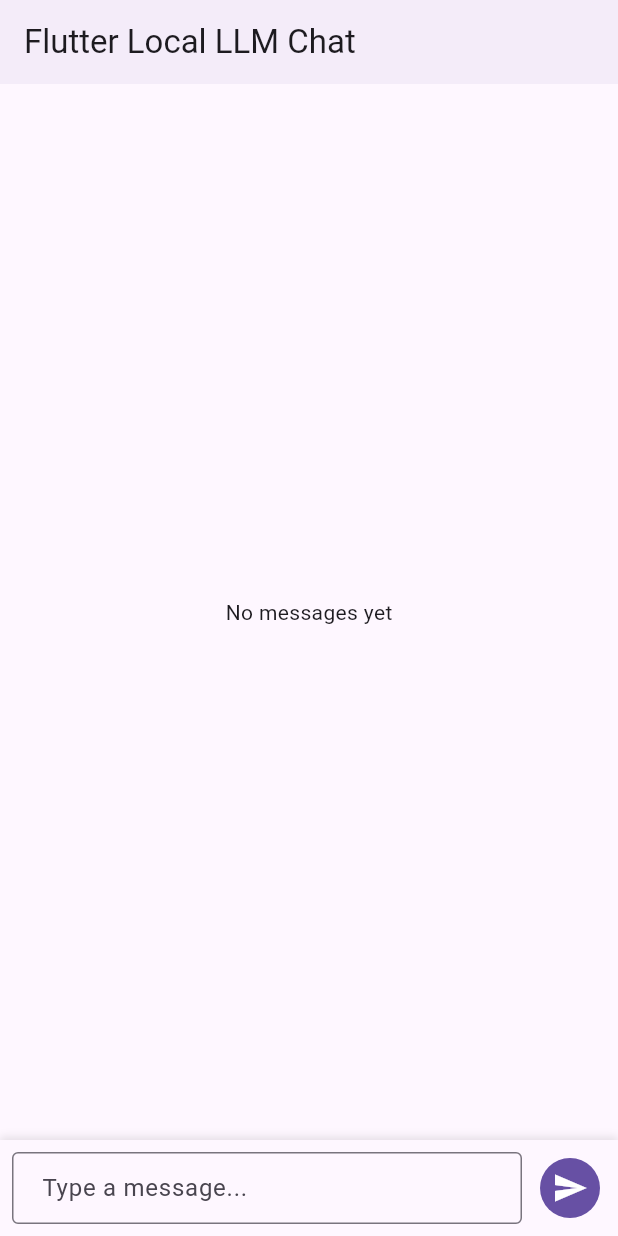
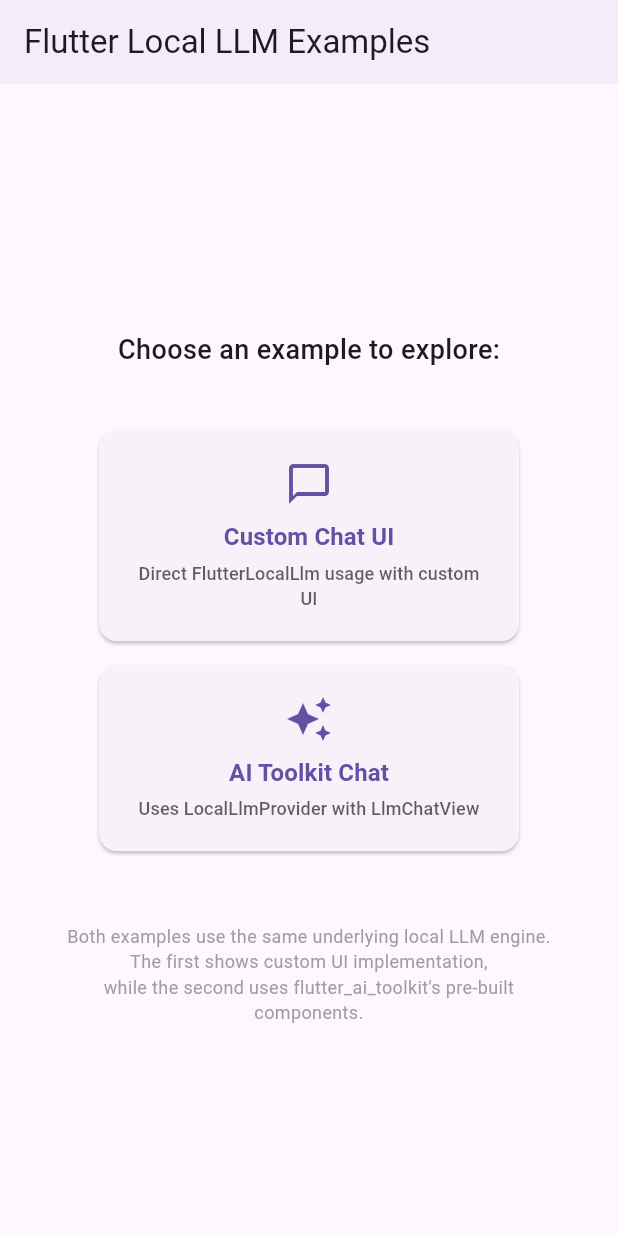
Before and after one commit to Jeidoban/flutter_local_llm, a Flutter app: the screen it shows after launch, on a phone screen of 412 x 824 dp. Run offline on Flutter 3.47's test engine with Material 3 defaults, Android fonts, the phone set to English and light mode, and no system bars; our stand-ins replace plugin_platform_interface, web; missing offline and left inert: flutter_ai_toolkit, llama_cpp_dart.

Commit message:
Adds provider

````diff
--- a/example/lib/main.dart
+++ b/example/lib/main.dart
@@ -1,5 +1,6 @@
 import 'package:flutter/material.dart';
 import 'chat_screen.dart';
+import 'ai_toolkit_chat_screen.dart';
 
 void main() {
   runApp(const MyApp());
@@ -16,7 +17,116 @@
         primarySwatch: Colors.blue,
         useMaterial3: true,
       ),
-      home: const ChatScreen(),
+      home: const HomeScreen(),
     );
   }
 }
+
+class HomeScreen extends StatelessWidget {
+  const HomeScreen({super.key});
+
+  @override
+  Widget build(BuildContext context) {
+    return Scaffold(
+      appBar: AppBar(
+        title: const Text('Flutter Local LLM Examples'),
+        elevation: 2,
+      ),
+      body: Center(
+        child: Column(
+          mainAxisAlignment: MainAxisAlignment.center,
+          children: [
+            const Padding(
+              padding: EdgeInsets.all(24),
+              child: Text(
+                'Choose an example to explore:',
+                style: TextStyle(fontSize: 18, fontWeight: FontWeight.w500),
+              ),
+            ),
+            const SizedBox(height: 16),
+            _ExampleButton(
+              icon: Icons.chat_bubble_outline,
+              label: 'Custom Chat UI',
+              description: 'Direct FlutterLocalLlm usage with custom UI',
+              onPressed: () => Navigator.push(
+                context,
+                MaterialPageRoute(builder: (_) => const ChatScreen()),
+              ),
+            ),
+            const SizedBox(height: 16),
+            _ExampleButton(
+              icon: Icons.auto_awesome,
+              label: 'AI Toolkit Chat',
+              description: 'Uses LocalLlmProvider with LlmChatView',
+              onPressed: () => Navigator.push(
+                context,
+                MaterialPageRoute(builder: (_) => const AiToolkitChatScreen()),
+              ),
+            ),
+            const SizedBox(height: 48),
+            const Padding(
+              padding: EdgeInsets.symmetric(horizontal: 32),
+              child: Text(
+                'Both examples use the same underlying local LLM engine.\n'
+                'The first shows custom UI implementation,\n'
+                'while the second uses flutter_ai_toolkit\'s pre-built components.',
+                textAlign: TextAlign.center,
+                style: TextStyle(fontSize: 12, color: Colors.grey),
+              ),
+            ),
+          ],
+        ),
+      ),
+    );
+  }
+}
+
+class _ExampleButton extends StatelessWidget {
+  final IconData icon;
+  final String label;
+  final String description;
+  final VoidCallback onPressed;
+
+  const _ExampleButton({
+    required this.icon,
+    required this.label,
+    required this.description,
+    required this.onPressed,
+  });
+
+  @override
+  Widget build(BuildContext context) {
+    return SizedBox(
+      width: 280,
+      child: ElevatedButton(
+        onPressed: onPressed,
+        style: ElevatedButton.styleFrom(
+          padding: const EdgeInsets.all(20),
+          shape: RoundedRectangleBorder(
+            borderRadius: BorderRadius.circular(12),
+          ),
+        ),
+        child: Column(
+          mainAxisSize: MainAxisSize.min,
+          children: [
+            Icon(icon, size: 32),
+            const SizedBox(height: 8),
+            Text(
+              label,
+              style: const TextStyle(fontSize: 16, fontWeight: FontWeight.bold),
+            ),
+            const SizedBox(height: 4),
+            Text(
+              description,
+              textAlign: TextAlign.center,
+              style: TextStyle(
+                fontSize: 12,
+                color: Theme.of(context).colorScheme.onSurface.withValues(alpha: 0.7),
+              ),
+            ),
+          ],
+        ),
+      ),
+    );
+  }
+}
--- a/example/pubspec.yaml
+++ b/example/pubspec.yaml
@@ -29,6 +29,7 @@
   # Use with the CupertinoIcons class for iOS style icons.
   cupertino_icons: ^1.0.8
   llama_cpp_dart: ^0.2.2
+  flutter_ai_toolkit: ^1.0.0
 
 dev_dependencies:
   integration_test:
--- a/lib/flutter_local_llm.dart
+++ b/lib/flutter_local_llm.dart
@@ -1,5 +1,6 @@
 // Public API exports
 export 'src/flutter_local_llm_base.dart';
+export 'src/local_llm_provider.dart';
 export 'src/models.dart';
 
 // Re-export useful types from llama_cpp_dart that users might need
--- a/lib/src/flutter_local_llm_base.dart
+++ b/lib/src/flutter_local_llm_base.dart
@@ -72,7 +72,6 @@
     double topP = 0.95,
     double minP = 0.05,
     double penaltyRepeat = 1.1,
-    int keepRecentPairs = 2,
   }) async {
     if (kDebugMode) {
       print('[FlutterLocalLlm.init] Starting initialization...');
@@ -92,7 +91,6 @@
       topP: topP,
       minP: minP,
       penaltyRepeat: penaltyRepeat,
-      keepRecentPairs: keepRecentPairs,
     );
 
     if (kDebugMode) {
@@ -156,9 +154,7 @@
     final requestId = _nextRequestId++;
 
     // Send command to isolate
-    _isolate.sendCommand(
-      GetRemainingContextCommand(requestId: requestId),
-    );
+    _isolate.sendCommand(GetRemainingContextCommand(requestId: requestId));
 
     // Wait for response
     await for (final response in _isolate.responseStream) {
@@ -291,7 +287,9 @@
     final estimatedTokensNeeded = (messagesToSend.length / 4).ceil() + 500;
 
     if (kDebugMode) {
-      print('[FlutterLocalLlm] Remaining context: $remaining, estimated needed: $estimatedTokensNeeded');
+      print(
+        '[FlutterLocalLlm] Remaining context: $remaining, estimated needed: $estimatedTokensNeeded',
+      );
     }
 
     // If we're running low on space, trim the history
@@ -423,7 +421,9 @@
     }
 
     if (kDebugMode) {
-      print('[FlutterLocalLlm] Trimmed to ${chatHistory.messages.length} messages');
+      print(
+        '[FlutterLocalLlm] Trimmed to ${chatHistory.messages.length} messages',
+      );
     }
   }
 
--- /dev/null
+++ b/lib/src/local_llm_provider.dart
@@ -0,0 +1,310 @@
+import 'dart:async';
+import 'package:flutter/foundation.dart';
+import 'package:flutter_ai_toolkit/flutter_ai_toolkit.dart';
+import 'package:llama_cpp_dart/llama_cpp_dart.dart';
+import 'flutter_local_llm_base.dart';
+
+/// A custom LlmProvider implementation that wraps FlutterLocalLlm
+/// to work with flutter_ai_toolkit's LlmChatView and other widgets.
+///
+/// This provider manages the conversion between flutter_ai_toolkit's
+/// ChatMessage format and llama_cpp_dart's Message format, while
+/// maintaining chat history and handling streaming responses.
+///
+/// Example usage:
+/// ```dart
+/// // Initialize FlutterLocalLlm first
+/// final llm = await FlutterLocalLlm.init(
+///   model: LLMModel.gemma3nE2B,
+///   systemPrompt: 'You are a helpful assistant.',
+///   contextSize: 16000,
+///   onDownloadProgress: (progress) {
+///     print('Downloading: ${(progress * 100).toStringAsFixed(1)}%');
+///   },
+/// );
+///
+/// // Create provider with the initialized LLM
+/// final provider = LocalLlmProvider(llm: llm);
+///
+/// // Use with LlmChatView
+/// LlmChatView(provider: provider)
+/// ```
+class LocalLlmProvider extends LlmProvider with ChangeNotifier {
+  final FlutterLocalLlm _llm;
+  final List<ChatMessage> _chatHistory = [];
+  bool _disposed = false;
+
+  /// Creates a LocalLlmProvider wrapping a FlutterLocalLlm instance
+  ///
+  /// The FlutterLocalLlm instance must be initialized before passing it here.
+  ///
+  /// Optionally provide [initialHistory] to restore a previous conversation.
+  ///
+  /// Example:
+  /// ```dart
+  /// final llm = await FlutterLocalLlm.init(
+  ///   model: LLMModel.gemma3nE2B,
+  ///   systemPrompt: 'You are helpful.',
+  /// );
+  /// final provider = LocalLlmProvider(llm: llm);
+  /// ```
+  LocalLlmProvider({
+    required FlutterLocalLlm llm,
+    Iterable<ChatMessage>? initialHistory,
+  }) : _llm = llm {
+    if (initialHistory != null) {
+      _chatHistory.addAll(initialHistory);
+    }
+  }
+
+  /// Generate a response from a prompt without affecting chat history
+  ///
+  /// This is a stateless operation - it doesn't add messages to the
+  /// internal chat history. The response is generated in the context
+  /// of the provided prompt only.
+  ///
+  /// Attachments are converted to text annotations and appended to the prompt.
+  @override
+  Stream<String> generateStream(
+    String prompt, {
+    Iterable<Attachment> attachments = const [],
+  }) async* {
+    _checkDisposed();
+
+    if (kDebugMode) {
+      print('[LocalLlmProvider] generateStream called');
+    }
+
+    // Save current history
+    final savedHistory = ChatHistory();
+    for (final msg in _llm.chatHistory.messages) {
+      savedHistory.addMessage(role: msg.role, content: msg.content);
+    }
+
+    try {
+      // Clear history temporarily
+      _llm.clearHistory();
+
+      // Create temp history with just this prompt
+      final tempHistory = ChatHistory();
+      final fullPrompt = prompt + _attachmentsToText(attachments);
+      tempHistory.addMessage(role: Role.user, content: fullPrompt);
+
+      // Generate response
+      await for (final token in _llm.sendMessageWithHistory(tempHistory)) {
+        yield token;
+      }
+    } finally {
+      // Restore original history
+      _llm.chatHistory.messages.clear();
+      for (final msg in savedHistory.messages) {
+        _llm.chatHistory.addMessage(role: msg.role, content: msg.content);
+      }
+    }
+  }
+
+  /// Send a message and get streaming response, adding to chat history
+  ///
+  /// This is a stateful operation - it adds both the user message and the
+  /// assistant's response to the internal chat history.
+  ///
+  /// Attachments are converted to text annotations and appended to the prompt.
+  @override
+  Stream<String> sendMessageStream(
+    String prompt, {
+    Iterable<Attachment> attachments = const [],
+  }) async* {
+    _checkDisposed();
+
+    if (kDebugMode) {
+      print('[LocalLlmProvider] sendMessageStream called');
+    }
+
+    // Create full prompt with attachments
+    final fullPrompt = prompt + _attachmentsToText(attachments);
+
+    // Create user message and add to history
+    final userMessage = ChatMessage.user(fullPrompt, attachments.toList());
+    _chatHistory.add(userMessage);
+
+    // Create empty LLM message
+    final llmMessage = ChatMessage.llm();
+    _chatHistory.add(llmMessage);
+
+    try {
+      // Send message and stream tokens
+      final buffer = StringBuffer();
+      await for (final token in _llm.sendMessage(fullPrompt, role: Role.user)) {
+        buffer.write(token);
+        llmMessage.append(token);
+        yield token;
+      }
+
+      // Notify listeners after completion
+      notifyListeners();
+
+      if (kDebugMode) {
+        print(
+          '[LocalLlmProvider] Message complete, history size: ${_chatHistory.length}',
+        );
+      }
+    } catch (e) {
+      if (kDebugMode) {
+        print('[LocalLlmProvider] Error in sendMessageStream: $e');
+      }
+
+      // Remove incomplete messages from history on error
+      if (_chatHistory.isNotEmpty && _chatHistory.last == llmMessage) {
+        _chatHistory.removeLast();
+      }
+      if (_chatHistory.isNotEmpty && _chatHistory.last == userMessage) {
+        _chatHistory.removeLast();
+      }
+
+      rethrow;
+    }
+  }
+
+  /// Get the current chat history as an iterable of ChatMessage objects
+  ///
+  /// This converts the underlying FlutterLocalLlm history to ChatMessage format.
+  /// System messages are filtered out as they're not typically displayed in the UI.
+  @override
+  Iterable<ChatMessage> get history {
+    _checkDisposed();
+
+    // Return the internal chat history
+    // We maintain our own history to avoid conversion overhead
+    return _chatHistory;
+  }
+
+  /// Set the chat history
+  ///
+  /// This replaces the current chat history with the provided messages
+  /// and syncs them to the underlying FlutterLocalLlm instance.
+  ///
+  /// System prompts are preserved during the sync.
+  @override
+  set history(Iterable<ChatMessage> messages) {
+    _checkDisposed();
+
+    if (kDebugMode) {
+      print('[LocalLlmProvider] Setting history with ${messages.length} messages');
+    }
+
+    // Clear and update internal history
+    _chatHistory.clear();
+    _chatHistory.addAll(messages);
+
+    // Sync to underlying LLM
+    _syncHistoryToLlm();
+
+    // Notify listeners
+    notifyListeners();
+  }
+
+  /// Clear all chat history
+  ///
+  /// This removes all messages from the chat history while preserving
+  /// the system prompt. The underlying FlutterLocalLlm context is also cleared.
+  void clearHistory() {
+    _checkDisposed();
+
+    if (kDebugMode) {
+      print('[LocalLlmProvider] Clearing history');
+    }
+
+    _chatHistory.clear();
+    _llm.clearHistory();
+    notifyListeners();
+  }
+
+  /// Convert a flutter_ai_toolkit ChatMessage to llama_cpp_dart Message
+  Message _chatToMessage(ChatMessage msg) {
+    final role = msg.origin.isUser ? Role.user : Role.assistant;
+    return Message(role: role, content: msg.text ?? '');
+  }
+
+  /// Convert attachments to text annotations
+  ///
+  /// Since the current implementation doesn't support multimodal input,
+  /// this converts attachments to text descriptions that are appended
+  /// to the prompt.
+  ///
+  /// File attachments show name and MIME type.
+  /// Link attachments show the URL.
+  String _attachmentsToText(Iterable<Attachment> attachments) {
+    if (attachments.isEmpty) return '';
+
+    final buffer = StringBuffer('\n\n[Attachments:\n');
+    for (final attachment in attachments) {
+      if (attachment is FileAttachment) {
+        buffer.write('- File: ${attachment.name} (${attachment.mimeType})\n');
+        if (kDebugMode) {
+          print(
+            '[LocalLlmProvider] File attachment not yet supported: ${attachment.name}',
+          );
+        }
+      } else if (attachment is LinkAttachment) {
+        buffer.write('- Link: ${attachment.url}\n');
+      }
+    }
+    buffer.write(']');
+    return buffer.toString();
+  }
+
+  /// Sync internal ChatMessage history to FlutterLocalLlm
+  ///
+  /// This converts ChatMessage objects to Message objects and updates
+  /// the underlying FlutterLocalLlm's chat history.
+  ///
+  /// The system prompt is preserved during this operation.
+  void _syncHistoryToLlm() {
+    // Save system prompt if it exists
+    String? systemPrompt;
+    if (_llm.chatHistory.messages.isNotEmpty &&
+        _llm.chatHistory.messages.first.role == Role.system) {
+      systemPrompt = _llm.chatHistory.messages.first.content;
+    }
+
+    // Clear and rebuild
+    _llm.clearHistory();
+
+    // Manually re-add system prompt since clearHistory creates a fresh ChatHistory
+    if (systemPrompt != null && systemPrompt.isNotEmpty) {
+      _llm.chatHistory.addMessage(role: Role.system, content: systemPrompt);
+    }
+
+    // Add all chat messages
+    for (final chatMsg in _chatHistory) {
+      final message = _chatToMessage(chatMsg);
+      _llm.chatHistory.addMessage(
+        role: message.role,
+        content: message.content,
+      );
+    }
+  }
+
+  /// Check if this provider has been disposed
+  void _checkDisposed() {
+    if (_disposed) {
+      throw StateError('LocalLlmProvider has been disposed');
+    }
+  }
+
+  /// Dispose of resources
+  ///
+  /// This cleans up the underlying FlutterLocalLlm instance.
+  /// After calling dispose, this provider cannot be used anymore.
+  @override
+  void dispose() {
+    if (!_disposed) {
+      if (kDebugMode) {
+        print('[LocalLlmProvider] Disposing');
+      }
+      _llm.dispose();
+      _disposed = true;
+      super.dispose();
+    }
+  }
+}
--- a/lib/src/models.dart
+++ b/lib/src/models.dart
@@ -1,9 +1,7 @@
 import 'package:llama_cpp_dart/llama_cpp_dart.dart';
 
 /// Supported models for FlutterLocalLLM
-enum LLMModel {
-  gemma3nE2B,
-}
+enum LLMModel { gemma3nE2B }
 
 /// Extension to get model details
 extension LLMModelExtension on LLMModel {
@@ -47,7 +45,6 @@
   final double topP;
   final double minP;
   final double penaltyRepeat;
-  final int keepRecentPairs;
   final ChatFormat chatFormat;
 
   LLMConfig({
@@ -63,7 +60,6 @@
     this.topP = 0.95,
     this.minP = 0.05,
     this.penaltyRepeat = 1.1,
-    this.keepRecentPairs = 2,
     ChatFormat? chatFormat,
   }) : chatFormat = chatFormat ?? model.chatFormat;
 
--- a/pubspec.yaml
+++ b/pubspec.yaml
@@ -5,7 +5,7 @@
 
 environment:
   sdk: ^3.10.4
-  flutter: '>=3.3.0'
+  flutter: ">=3.3.0"
 
 dependencies:
   flutter:
@@ -18,6 +18,7 @@
   http: ^1.2.0
   path_provider: ^2.1.0
   path: ^1.9.0
+  flutter_ai_toolkit: ^1.0.0
 
 dev_dependencies:
   flutter_test:
````
Also changed, not shown: example/lib/ai_toolkit_chat_screen.dart (added, +138 -0 lines), example/pubspec.lock, 7 other files.
